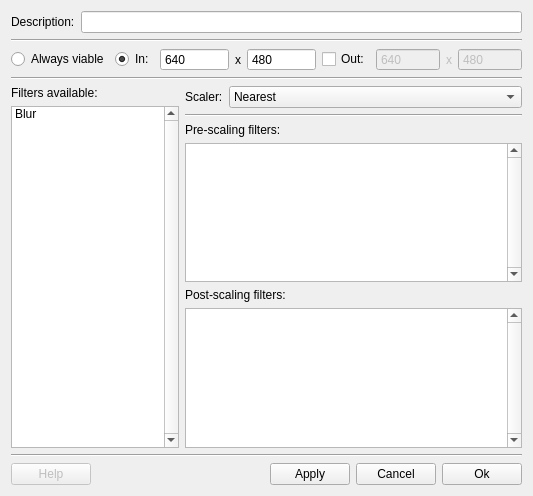
Old version of the form src/display/qt/d_filter_set_dialog.ui in the repository mrehkopf/vcs.
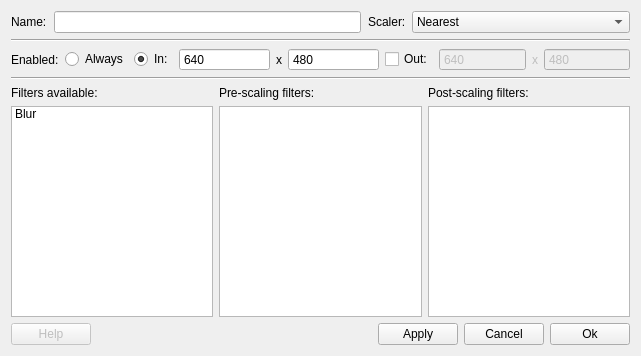
New version of the form. Custom widgets are drawn as their Qt base class.

Commit message: GUI: Tweak filter set creation dialog's layout

```diff
--- a/src/display/qt/d_filter_set_dialog.ui
+++ b/src/display/qt/d_filter_set_dialog.ui
@@ -6,8 +6,8 @@
    <rect>
     <x>0</x>
     <y>0</y>
-    <width>533</width>
-    <height>496</height>
+    <width>641</width>
+    <height>356</height>
    </rect>
   </property>
   <property name="windowTitle">
@@ -15,11 +15,16 @@
   </property>
   <layout class="QVBoxLayout" name="verticalLayout_2">
    <item>
+    <layout class="QHBoxLayout" name="horizontalLayout_7" stretch="4,3">
+     <property name="spacing">
+      <number>7</number>
+     </property>
+     <item>
     <layout class="QHBoxLayout" name="horizontalLayout_6">
      <item>
       <widget class="QLabel" name="label_4">
        <property name="text">
-        <string>Description:</string>
+          <string>Name:</string>
        </property>
       </widget>
      </item>
@@ -29,7 +34,48 @@
     </layout>
    </item>
    <item>
-    <widget class="Line" name="line_4">
+      <layout class="QHBoxLayout" name="horizontalLayout">
+       <property name="spacing">
+        <number>6</number>
+       </property>
+       <item>
+        <widget class="QLabel" name="label_2">
+         <property name="text">
+          <string>Scaler:</string>
+         </property>
+        </widget>
+       </item>
+       <item>
+        <widget class="QComboBox" name="comboBox_scaler">
+         <property name="sizePolicy">
+          <sizepolicy hsizetype="Expanding" vsizetype="Preferred">
+           <horstretch>0</horstretch>
+           <verstretch>0</verstretch>
+          </sizepolicy>
+         </property>
+         <item>
+          <property name="text">
+           <string>Nearest</string>
+          </property>
+         </item>
+         <item>
+          <property name="text">
+           <string>Linear</string>
+          </property>
+         </item>
+         <item>
+          <property name="text">
+           <string>Area</string>
+          </property>
+         </item>
+        </widget>
+       </item>
+      </layout>
+     </item>
+    </layout>
+   </item>
+   <item>
+    <widget class="Line" name="line">
      <property name="orientation">
       <enum>Qt::Horizontal</enum>
      </property>
@@ -37,10 +83,17 @@
    </item>
    <item>
     <layout class="QHBoxLayout" name="horizontalLayout_4">
+     <item>
+      <widget class="QLabel" name="label_5">
+       <property name="text">
+        <string>Enabled:</string>
+       </property>
+      </widget>
+     </item>
      <item>
       <widget class="QRadioButton" name="radioButton_activeAlways">
        <property name="text">
-        <string>Always viable</string>
+        <string>Always</string>
        </property>
        <property name="checked">
         <bool>false</bool>
@@ -199,14 +252,14 @@
     </layout>
    </item>
    <item>
-    <widget class="Line" name="line">
+    <widget class="Line" name="line_2">
      <property name="orientation">
       <enum>Qt::Horizontal</enum>
      </property>
     </widget>
    </item>
    <item>
-    <layout class="QHBoxLayout" name="horizontalLayout_2" stretch="2,4">
+    <layout class="QHBoxLayout" name="horizontalLayout_2">
      <item>
       <layout class="QVBoxLayout" name="verticalLayout_5">
        <item>
@@ -222,7 +275,7 @@
           <enum>QFrame::StyledPanel</enum>
          </property>
          <property name="verticalScrollBarPolicy">
-          <enum>Qt::ScrollBarAlwaysOn</enum>
+          <enum>Qt::ScrollBarAsNeeded</enum>
          </property>
          <property name="horizontalScrollBarPolicy">
           <enum>Qt::ScrollBarAsNeeded</enum>
@@ -243,54 +296,6 @@
       </layout>
      </item>
      <item>
-      <layout class="QVBoxLayout" name="verticalLayout_6">
-       <item>
-        <layout class="QHBoxLayout" name="horizontalLayout">
-         <property name="spacing">
-          <number>6</number>
-         </property>
-         <item>
-          <widget class="QLabel" name="label_2">
-           <property name="text">
-            <string>Scaler:</string>
-           </property>
-          </widget>
-         </item>
-         <item>
-          <widget class="QComboBox" name="comboBox_scaler">
-           <property name="sizePolicy">
-            <sizepolicy hsizetype="Expanding" vsizetype="Expanding">
-             <horstretch>0</horstretch>
-             <verstretch>0</verstretch>
-            </sizepolicy>
-           </property>
-           <item>
-            <property name="text">
-             <string>Nearest</string>
-            </property>
-           </item>
-           <item>
-            <property name="text">
-             <string>Linear</string>
-            </property>
-           </item>
-           <item>
-            <property name="text">
-             <string>Area</string>
-            </property>
-           </item>
-          </widget>
-         </item>
-        </layout>
-       </item>
-       <item>
-        <widget class="Line" name="line_3">
-         <property name="orientation">
-          <enum>Qt::Horizontal</enum>
-         </property>
-        </widget>
-       </item>
-       <item>
         <layout class="QVBoxLayout" name="verticalLayout">
          <property name="spacing">
           <number>6</number>
@@ -308,7 +313,7 @@
          <item>
           <widget class="QListWidget" name="listWidget_preFilters">
            <property name="verticalScrollBarPolicy">
-            <enum>Qt::ScrollBarAlwaysOn</enum>
+          <enum>Qt::ScrollBarAsNeeded</enum>
            </property>
            <property name="horizontalScrollBarPolicy">
             <enum>Qt::ScrollBarAsNeeded</enum>
@@ -350,7 +355,7 @@
          <item>
           <widget class="QListWidget" name="listWidget_postFilters">
            <property name="verticalScrollBarPolicy">
-            <enum>Qt::ScrollBarAlwaysOn</enum>
+          <enum>Qt::ScrollBarAsNeeded</enum>
            </property>
            <property name="dragEnabled">
             <bool>true</bool>
@@ -371,32 +376,7 @@
          </item>
         </layout>
        </item>
-       <item>
-        <spacer name="verticalSpacer">
-         <property name="orientation">
-          <enum>Qt::Vertical</enum>
-         </property>
-         <property name="sizeType">
-          <enum>QSizePolicy::Expanding</enum>
-         </property>
-         <property name="sizeHint" stdset="0">
-          <size>
-           <width>20</width>
-           <height>40</height>
-          </size>
-         </property>
-        </spacer>
-       </item>
-      </layout>
-     </item>
-    </layout>
-   </item>
-   <item>
-    <widget class="Line" name="line_2">
-     <property name="orientation">
-      <enum>Qt::Horizontal</enum>
-     </property>
-    </widget>
+    </layout>
    </item>
    <item>
     <layout class="QHBoxLayout" name="horizontalLayout_5">
```
Lines whose indentation alone changed are shown as unchanged.
